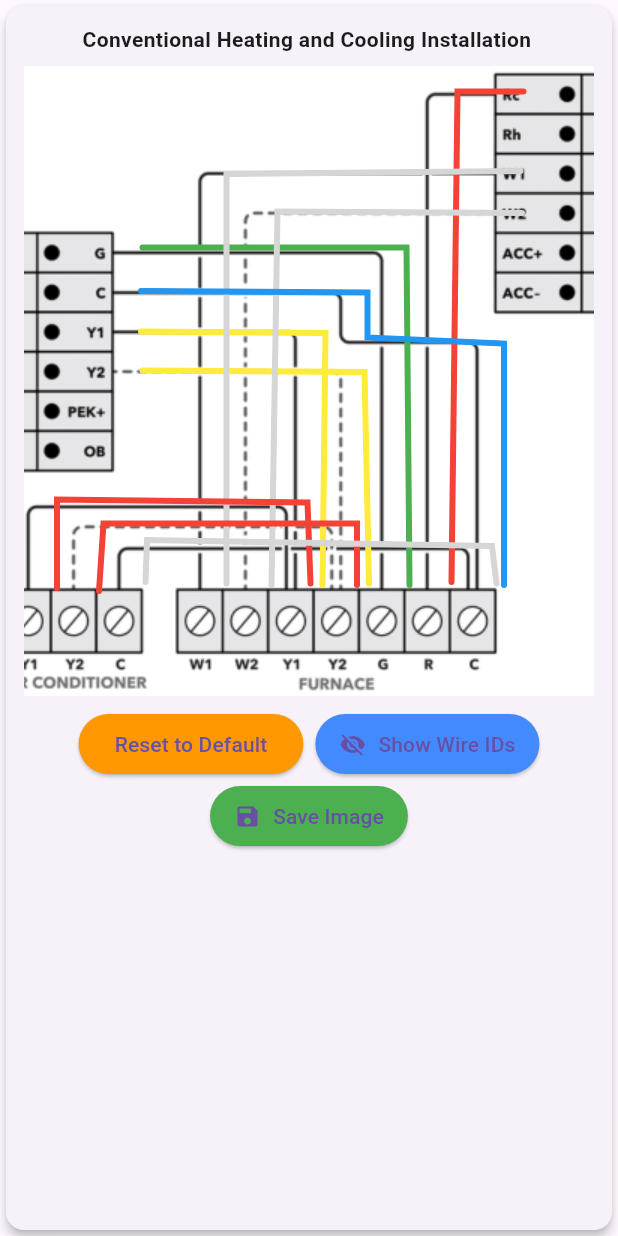
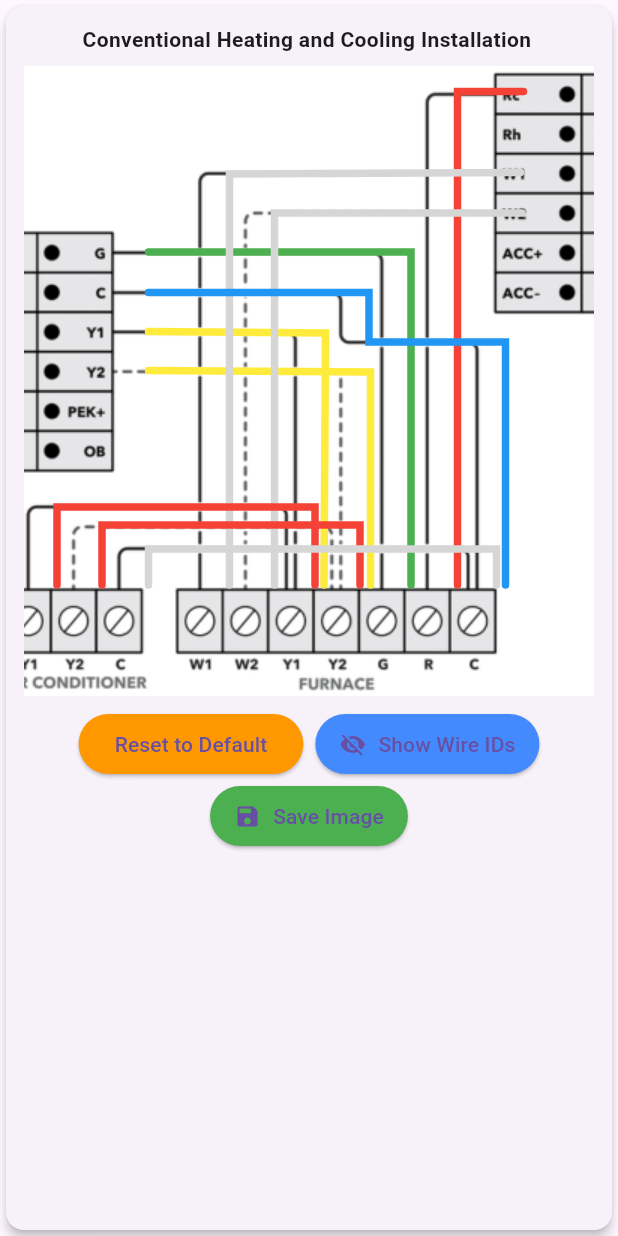
Before and after one commit to JonathanLam12345/ecobee-wire-genie, a Flutter app: the PremiumWiringDiagramWidget widget shown alone on an empty page, opened directly with empty values, on a phone screen of 412 x 824 dp. Run offline on Flutter 3.47's test engine with Material 3 defaults, Android fonts, the light colour scheme and no system bars; our stand-ins replace firebase_auth, firebase_core, firebase_database, package_info_plus; missing offline and left inert: dart:html; accounts and stored records are empty.

Commit message:
Polished Premium Wiring

```diff
--- a/lib/main.dart
+++ b/lib/main.dart
@@ -36,13 +36,7 @@ class WiringApp extends StatelessWidget {
     return MaterialApp(
       debugShowCheckedModeBanner: false,
       title: 'WireGenie',
-      //theme: ThemeData(primarySwatch: Colors.blue),
-        darkTheme: ThemeData(
-          brightness: Brightness.dark,
-          primarySwatch: Colors.indigo,
-          scaffoldBackgroundColor: Colors.grey[900],
-          // Define other dark theme properties
-        ),
+      theme: ThemeData(primarySwatch: Colors.blue),
       home: const HomeScreen(),
       routes: {
         '/home': (context) => const HomeScreen(),
--- a/lib/paint_features/wire_painter.dart
+++ b/lib/paint_features/wire_painter.dart
@@ -40,7 +40,7 @@ class WirePainter extends CustomPainter {
       // 4. Define the main wire paint (original logic)
       final mainWirePaint = Paint()
         ..color = wire.color
-        ..strokeWidth = 4
+        ..strokeWidth = 5
         ..style = PaintingStyle.stroke
         ..strokeCap = StrokeCap.round;
 
--- a/lib/wiring_diagrams/premium_wiring_diagram_widget.dart
+++ b/lib/wiring_diagrams/premium_wiring_diagram_widget.dart
@@ -33,42 +33,42 @@ class _PremiumWiringDiagramWidgetState
   final List<Wire> conventional = [
     Wire(
       id: 'Rc',
-      points: [Offset(333, 17), Offset(289, 17), Offset(285, 344)],
+      points: [Offset(333, 17), Offset(289, 17), Offset(289, 346)],
       color: Colors.red,
     ),
     Wire(
       id: 'G',
-      points: [Offset(79, 121), Offset(255, 121), Offset(257, 346)],
+      points: [Offset(83, 124), Offset(258, 124), Offset(258, 346)],
       color: Colors.green,
     ),
     Wire(
       id: 'Y1',
-      points: [Offset(78, 177), Offset(201, 178), Offset(199, 346)],
+      points: [Offset(83, 177), Offset(201, 178), Offset(200, 346)],
       color: Colors.yellow,
     ),
     Wire(
       id: 'Y2',
-      points: [Offset(79, 203), Offset(227, 204), Offset(230, 345)],
+      points: [Offset(83, 203), Offset(231, 204), Offset(231, 346)],
       color: Colors.yellow,
     ),
     Wire(
       id: 'W1',
-      points: [Offset(331, 70), Offset(135, 72), Offset(135, 345)],
+      points: [Offset(331, 71), Offset(137, 72), Offset(137, 346)],
       color: (Colors.grey[350])!,
     ),
     Wire(
       id: 'W2',
-      points: [Offset(332, 98), Offset(169, 97), Offset(165, 346)],
+      points: [Offset(332, 98), Offset(167, 98), Offset(167, 346)],
       color: (Colors.grey[350])!,
     ),
     Wire(
       id: 'C',
       points: [
-        Offset(78, 150),
-        Offset(229, 151),
-        Offset(229, 181),
-        Offset(320, 185),
-        Offset(320, 346),
+        Offset(83, 151),
+        Offset(230, 151),
+        Offset(230, 184),
+        Offset(321, 184),
+        Offset(321, 346),
       ],
       color: Colors.blue,
     ),
@@ -76,10 +76,10 @@ class _PremiumWiringDiagramWidgetState
     Wire(
       id: 'AC Y1',
       points: [
-        Offset(22, 348),
-        Offset(22, 289),
-        Offset(189, 291),
-        Offset(191, 345),
+        Offset(22, 346),
+        Offset(22, 294),
+        Offset(194, 294),
+        Offset(194, 346),
       ],
       color: Colors.red,
     ),
@@ -87,20 +87,20 @@ class _PremiumWiringDiagramWidgetState
     Wire(
       id: 'AC Y2',
       points: [
-        Offset(50, 350),
-        Offset(53, 305),
-        Offset(222, 305),
-        Offset(222, 346),
+        Offset(52, 346),
+        Offset(52, 306),
+        Offset(224, 306),
+        Offset(224, 346),
       ],
       color: Colors.red,
     ),
     Wire(
       id: 'AC C',
       points: [
-        Offset(81, 344),
-        Offset(82, 316),
-        Offset(312, 320),
-        Offset(315, 345),
+        Offset(83, 346),
+        Offset(83, 322),
+        Offset(315, 322),
+        Offset(315, 346),
       ],
       color: (Colors.grey[350])!,
     ),
@@ -109,44 +109,45 @@ class _PremiumWiringDiagramWidgetState
   // NEW DIAGRAM WIRES (Second Column, First Row)
   final List<Wire> pek = [
     Wire(
+      id: 'Rc',
+      points: [Offset(311, 16), Offset(257, 16), Offset(257, 139)],
+      color: Colors.red,
+    ),
+    Wire(
       id: 'C',
-      points: [Offset(108, 66), Offset(236, 66), Offset(235, 140)],
+      points: [Offset(108, 66), Offset(236, 66), Offset(236, 139)],
       color: Colors.orange,
     ),
     Wire(
       id: 'PEK+',
-      points: [Offset(105, 128), Offset(217, 128), Offset(216, 140)],
+      points: [Offset(108, 128), Offset(217, 128), Offset(217, 139)],
       color: Colors.yellow,
     ),
-    Wire(
-      id: 'Rc',
-      points: [Offset(311, 16), Offset(257, 18), Offset(255, 140)],
-      color: Colors.red,
-    ),
+
     Wire(
       id: 'W1',
-      points: [Offset(312, 57), Offset(197, 57), Offset(199, 141)],
+      points: [Offset(312, 57), Offset(197, 57), Offset(199, 140)],
       color: (Colors.grey[350])!,
     ),
     Wire(
       id: 'Y2',
       points: [
-        Offset(105, 106),
-        Offset(128, 107),
-        Offset(128, 294),
-        Offset(220, 299),
-        Offset(223, 363),
+        Offset(108, 107),
+        Offset(129, 107),
+        Offset(129, 296),
+        Offset(225, 296),
+        Offset(225, 361),
       ],
       color: Colors.yellow,
     ),
     Wire(
       id: 'W2',
       points: [
-        Offset(311, 78),
+        Offset(310, 78),
         Offset(295, 78),
         Offset(295, 263),
-        Offset(176, 264),
-        Offset(175, 361),
+        Offset(176, 263),
+        Offset(176, 361),
       ],
       color: (Colors.grey[350])!,
     ),
@@ -168,10 +169,10 @@ class _PremiumWiringDiagramWidgetState
     Wire(
       id: 'PEK G',
       points: [
-        Offset(229, 248),
-        Offset(228, 296),
-        Offset(243, 297),
-        Offset(245, 363),
+        Offset(229, 249),
+        Offset(228, 297),
+        Offset(245, 297),
+        Offset(245, 361),
       ],
 
       color: Colors.green,
@@ -179,10 +180,10 @@ class _PremiumWiringDiagramWidgetState
     Wire(
       id: 'PEK C',
       points: [
-        Offset(243, 247),
+        Offset(243, 249),
         Offset(243, 279),
-        Offset(295, 281),
-        Offset(295, 361),
+        Offset(296, 279),
+        Offset(296, 361),
       ],
       color: Colors.blue,
     ),
@@ -190,20 +191,20 @@ class _PremiumWiringDiagramWidgetState
     Wire(
       id: 'PEK R',
       points: [
-        Offset(255, 247),
-        Offset(257, 296),
-        Offset(269, 299),
-        Offset(269, 365),
+        Offset(255, 249),
+        Offset(255, 296),
+        Offset(269, 296),
+        Offset(269, 361),
       ],
       color: Colors.red,
     ),
     Wire(
       id: 'AC Y1',
       points: [
-        Offset(61, 364),
-        Offset(63, 332),
-        Offset(192, 329),
-        Offset(193, 361),
+        Offset(61, 361),
+        Offset(61, 331),
+        Offset(192, 331),
+        Offset(192, 361),
       ],
 
       color: Colors.red,
@@ -211,10 +212,10 @@ class _PremiumWiringDiagramWidgetState
     Wire(
       id: 'AC Y2',
       points: [
-        Offset(84, 364),
+        Offset(84, 361),
         Offset(85, 313),
-        Offset(216, 315),
-        Offset(219, 363),
+        Offset(218, 313),
+        Offset(218, 361),
       ],
 
       color: Colors.red,
@@ -222,10 +223,10 @@ class _PremiumWiringDiagramWidgetState
     Wire(
       id: 'AC C',
       points: [
-        Offset(108, 363),
+        Offset(108, 361),
         Offset(108, 347),
-        Offset(288, 347),
-        Offset(289, 360),
+        Offset(289, 347),
+        Offset(289, 361),
       ],
 
       color: (Colors.grey[350])!,
@@ -236,23 +237,23 @@ class _PremiumWiringDiagramWidgetState
   final List<Wire> heatPump = [
     Wire(
       id: 'Rc',
-      points: [Offset(353, 31), Offset(321, 31), Offset(323, 327)],
+      points: [Offset(353, 31), Offset(321, 31), Offset(323, 326)],
       color: Colors.red,
     ),
     Wire(
       id: 'G',
-      points: [Offset(61, 115), Offset(293, 113), Offset(296, 327)],
+      points: [Offset(61, 115), Offset(293, 113), Offset(296, 326)],
       color: Colors.green,
     ),
     Wire(
       id: 'Y1',
-      points: [Offset(63, 156), Offset(251, 156), Offset(251, 327)],
+      points: [Offset(63, 156), Offset(251, 156), Offset(251, 326)],
 
       color: Colors.yellow,
     ),
     Wire(
       id: 'Y2',
-      points: [Offset(63, 177), Offset(273, 179), Offset(273, 328)],
+      points: [Offset(63, 177), Offset(273, 179), Offset(273, 326)],
 
       color: Colors.yellow,
     ),
@@ -263,56 +264,56 @@ class _PremiumWiringDiagramWidgetState
     ),
     Wire(
       id: 'W2',
-      points: [Offset(353, 93), Offset(223, 92), Offset(223, 327)],
+      points: [Offset(352, 93), Offset(223, 92), Offset(223, 327)],
       color: (Colors.grey[350])!,
     ),
     Wire(
       id: 'O/B',
-      points: [Offset(61, 219), Offset(177, 219), Offset(179, 328)],
+      points: [Offset(61, 219), Offset(177, 219), Offset(179, 326)],
       color: Colors.orange,
     ),
     Wire(
       id: 'C',
-      points: [Offset(61, 136), Offset(345, 136), Offset(348, 327)],
+      points: [Offset(61, 136), Offset(348, 136), Offset(348, 326)],
       color: Colors.blue,
     ),
 
     Wire(
       id: 'HP O/B',
       points: [
-        Offset(16, 328),
-        Offset(15, 313),
+        Offset(16, 326),
+        Offset(16, 313),
         Offset(173, 313),
-        Offset(173, 328),
+        Offset(173, 326),
       ],
       color: Colors.orange,
     ),
     Wire(
       id: 'HP W2',
       points: [
-        Offset(39, 328),
+        Offset(39, 326),
         Offset(39, 296),
         Offset(197, 296),
-        Offset(196, 327),
+        Offset(197, 326),
       ],
       color: Colors.grey,
     ),
     Wire(
       id: 'HP Y1',
       points: [
-        Offset(64, 328),
+        Offset(64, 326),
         Offset(64, 280),
         Offset(243, 280),
-        Offset(244, 325),
+        Offset(244, 326),
       ],
       color: Colors.yellow,
     ),
     Wire(
       id: 'HP Y2',
       points: [
-        Offset(88, 329),
-        Offset(87, 261),
-        Offset(268, 261),
+        Offset(88, 325),
+        Offset(87, 263),
+        Offset(268, 263),
         Offset(269, 325),
       ],
       color: Colors.yellow,
@@ -320,10 +321,10 @@ class _PremiumWiringDiagramWidgetState
     Wire(
       id: 'HP R',
       points: [
-        Offset(111, 328),
+        Offset(111, 326),
         Offset(112, 247),
-        Offset(312, 247),
-        Offset(313, 329),
+        Offset(315, 247),
+        Offset(315, 326),
       ],
       color: Colors.red,
     ),
@@ -331,25 +332,25 @@ class _PremiumWiringDiagramWidgetState
     Wire(
       id: 'HP C',
       points: [
-        Offset(135, 328),
+        Offset(135, 326),
         Offset(136, 231),
         Offset(340, 229),
-        Offset(340, 327),
+        Offset(340, 326),
       ],
       color: Colors.blue,
     ),
   ];
-/////////////////////////////////////////////////////////////////////////////////////////////////////////////////////////////////////////////////
+/////////////////////////////////////////DUAL////////////////////////////////////////////////////////////////////////////////////////////////////////
   final List<Wire> dual = [
     Wire(
       id: 'Rh',
-      points: [Offset(345, 73), Offset(315, 72), Offset(315, 337)],
+      points: [Offset(343, 72), Offset(315, 72), Offset(315, 336)],
 
       color: Colors.red,
     ),
     Wire(
       id: 'Rc',
-      points: [Offset(345, 49), Offset(155, 51), Offset(155, 231)],
+      points: [Offset(343, 49), Offset(155, 49), Offset(155, 229)],
 
       color: Colors.red,
     ),
@@ -361,51 +362,51 @@ class _PremiumWiringDiagramWidgetState
     ),
     Wire(
       id: 'Y1',
-      points: [Offset(72, 120), Offset(100, 123), Offset(100, 229)],
+      points: [Offset(72, 121), Offset(101, 121), Offset(101, 227)],
       color: Colors.yellow,
     ),
     Wire(
       id: 'Y2',
-      points: [Offset(72, 145), Offset(128, 144), Offset(129, 231)],
+      points: [Offset(72, 145), Offset(128, 144), Offset(129, 228)],
       color: Colors.yellow,
     ),
     Wire(
       id: 'W1',
-      points: [Offset(343, 97), Offset(259, 99), Offset(259, 337)],
+      points: [Offset(343, 97), Offset(259, 97), Offset(259, 336)],
 
       color: (Colors.grey[350])!,
     ),
     Wire(
       id: 'W2',
-      points: [Offset(345, 121), Offset(287, 121), Offset(288, 336)],
+      points: [Offset(345, 121), Offset(287, 121), Offset(287, 336)],
 
       color: (Colors.grey[350])!,
     ),
     Wire(
       id: 'C',
-      points: [Offset(72, 97), Offset(180, 99), Offset(184, 228)],
+      points: [Offset(72, 97), Offset(183, 97), Offset(183, 228)],
 
       color: Colors.blue,
     ),
     Wire(
       id: 'AC Y1',
-      points: [Offset(100, 287), Offset(100, 337)],
+      points: [Offset(100, 287), Offset(100, 336)],
 
       color: Colors.red,
     ),
     Wire(
       id: 'AC Y2',
-      points: [Offset(128, 285), Offset(127, 335)],
+      points: [Offset(127, 285), Offset(127, 336)],
 
       color: Colors.red,
     ),
     Wire(
       id: 'AC C',
       points: [
-        Offset(183, 287),
+        Offset(183, 286),
         Offset(183, 312),
         Offset(156, 312),
-        Offset(155, 337),
+        Offset(156, 336),
       ],
 
       color: (Colors.grey[350])!,
```
Also changed, not shown: pubspec.lock.
